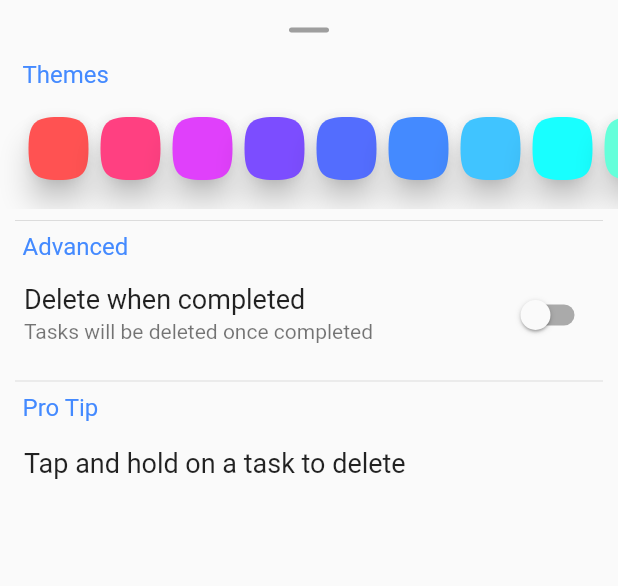
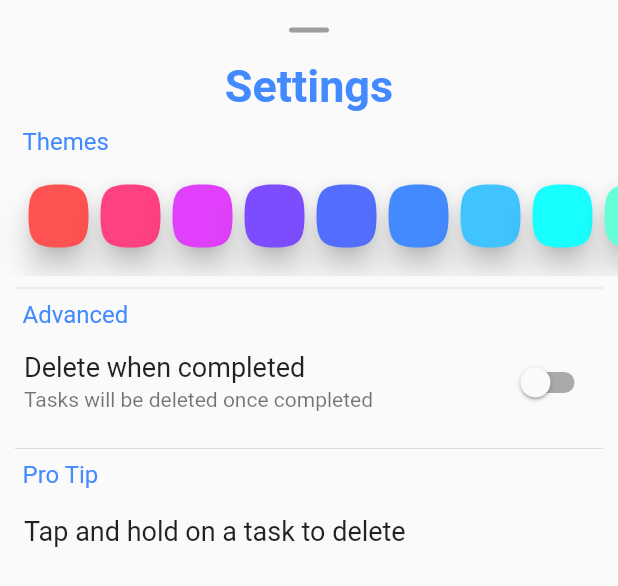
Before and after one commit to bhavik-dodia/todoey, a Flutter app: the SettingsPage widget shown alone on an empty page, opened directly, on a phone screen of 412 x 824 dp. Shown: the top 586 px of the screen. Run offline on Flutter 3.47's test engine with Material 2 defaults, Android fonts, the phone set to English and light mode, and no system bars; our stand-ins replace device_info, flutter_local_notifications, font_awesome_flutter, google_fonts, timezone, toast; Roboto replaces fonts that are missing (Merienda); statements that could not run were skipped.

```diff
--- a/lib/screens/about_page.dart
+++ b/lib/screens/about_page.dart
@@ -62,6 +62,7 @@ class AboutPage extends StatelessWidget {
                         'Todoey',
                         style: GoogleFonts.merienda(
                           fontSize: 25.0,
+                          fontWeight: FontWeight.bold,
                           color: Theme.of(context).accentColor,
                         ),
                       ),
@@ -98,6 +99,7 @@ class AboutPage extends StatelessWidget {
                           'Bhavik Dodia',
                           style: GoogleFonts.merienda(
                             fontSize: 30.0,
+                            fontWeight: FontWeight.bold,
                             color: Theme.of(context).accentColor,
                           ),
                         ),
--- a/lib/screens/settings_page.dart
+++ b/lib/screens/settings_page.dart
@@ -18,8 +18,17 @@ class SettingsPage extends StatelessWidget {
           size: 40.0,
           color: Colors.grey,
         ),
+        Text(
+          'Settings',
+          textAlign: TextAlign.center,
+          style: GoogleFonts.merienda(
+            fontSize: 30.0,
+            fontWeight: FontWeight.bold,
+            color: Theme.of(context).accentColor,
+          ),
+        ),
         Padding(
-          padding: const EdgeInsets.only(left: 15.0),
+          padding: const EdgeInsets.only(left: 15.0, top: 10.0),
           child: Text(
             'Themes',
             style: GoogleFonts.merienda(
```
Also changed, not shown: 11 other files.
